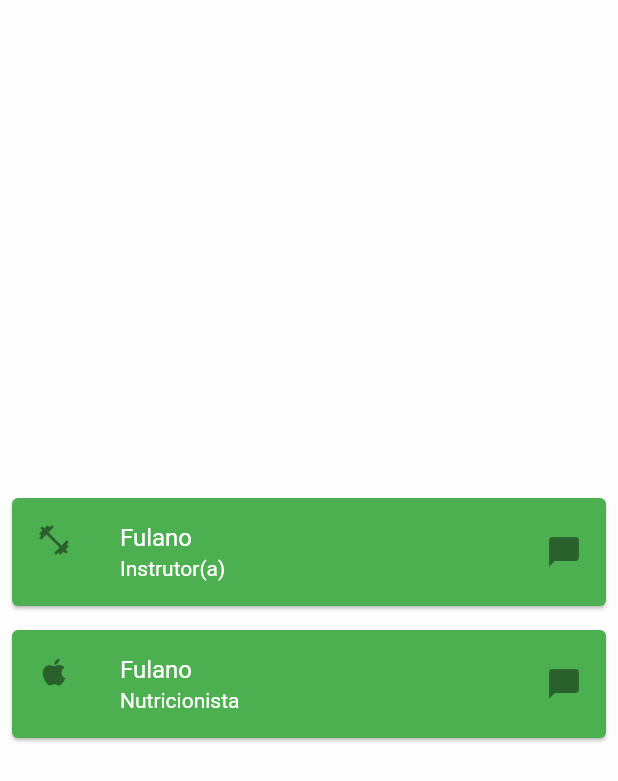
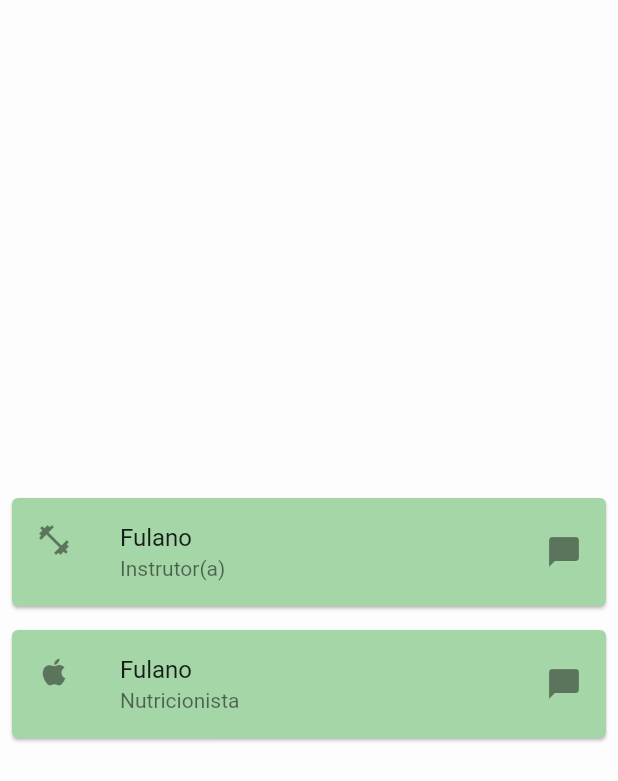
Before and after one commit to JosueErvino/healthroom_app, a Flutter app: the ContatoScreen widget shown alone on an empty page, opened directly, on a phone screen of 412 x 824 dp. Shown: the top 781 px of the screen. Run offline on Flutter 3.47's test engine with Material 2 defaults, Android fonts, the phone set to English and light mode, and no system bars; our stand-ins replace cloud_firestore, firebase_auth, firebase_core; accounts and stored records are empty.

Commit message:
pequenos ajustes nas cores dos contatos

```diff
--- a/lib/screen/aluno/contato_screen.dart
+++ b/lib/screen/aluno/contato_screen.dart
@@ -16,9 +16,8 @@ class ContatoScreen extends StatelessWidget {
         Card(
           margin: const EdgeInsets.all(8.0),
           shadowColor: Colors.grey[400],
-          color: Colors.green,
+          color: Colors.green[200],
           child: ListTile(
-            textColor: Colors.white,
             leading: const Icon(Icons.fitness_center),
             title: const Text('Fulano'),
             subtitle: const Text('Instrutor(a)'),
@@ -29,9 +28,8 @@ class ContatoScreen extends StatelessWidget {
         Card(
           margin: const EdgeInsets.all(8.0),
           shadowColor: Colors.grey[400],
-          color: Colors.green,
+          color: Colors.green[200],
           child: ListTile(
-            textColor: Colors.white,
             leading: const Icon(Icons.apple),
             title: const Text('Fulano'),
             subtitle: const Text('Nutricionista'),
```
